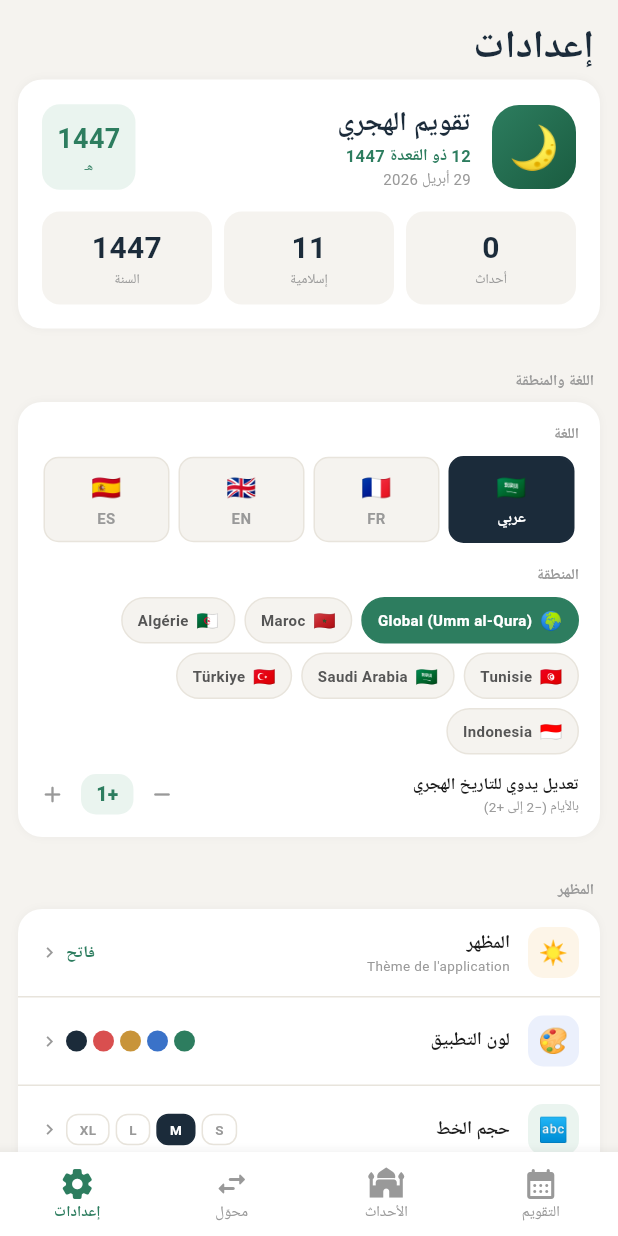
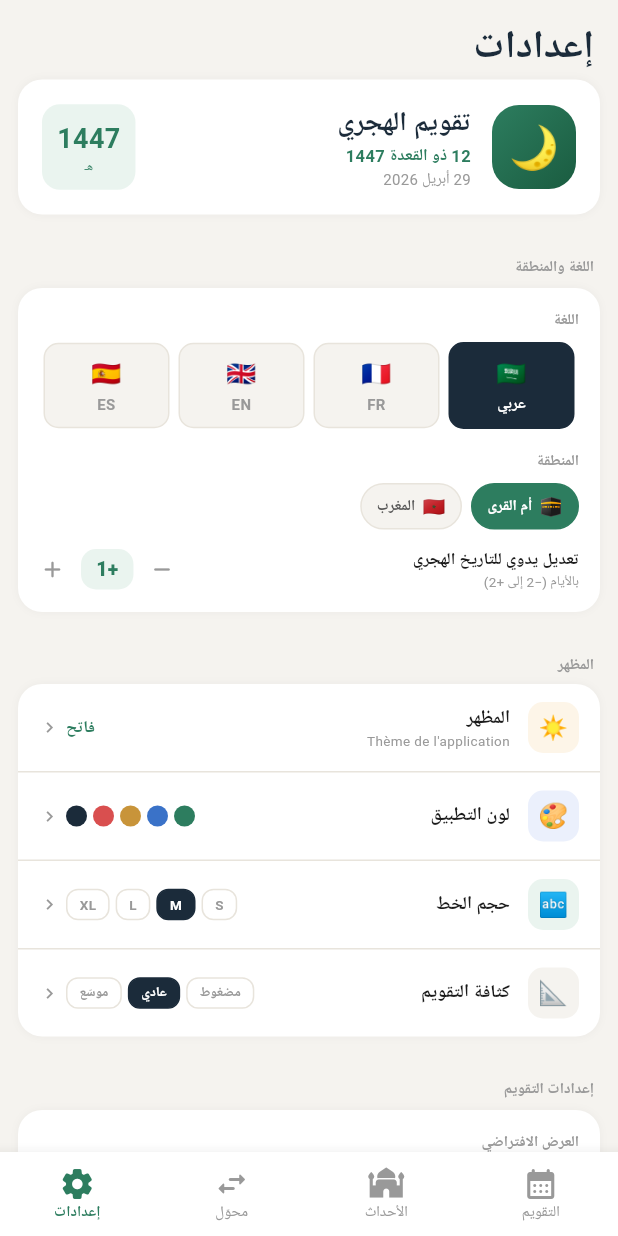
Before and after one commit to ennifimohammed-dotcom/hijri-calandar-8, a Flutter app: the HomeScreen screen opened directly, item 4 of the bottom bar chosen, after a tap on the "add" icon, on a phone screen of 412 x 824 dp. Run offline on Flutter 3.47's test engine with Material 3 defaults, Android fonts, the phone set to English and light mode, and no system bars; our stand-ins replace file_picker, flutter_local_notifications, google_fonts, share_plus, shared_preferences, timezone; accounts and stored records are empty; Roboto replaces fonts that are missing (Amiri, Cairo).

Commit message:
Wave 1: region persistence, region list, profile, day cell, default view
Bug fix — region not honored on app restart:
  AppProvider.init computed `_today = _todayForRegion()` BEFORE
  `_loadPrefs()` ran, so the persisted region (e.g. Morocco,
  offset +1) was still 'global' (offset 0) at that point and
  today's cell ended up off by one day on the calendar grid.
  Reordered init to load prefs first; today is now computed
  with the right offset from the very first frame.
  CalendarScreen also re-anchors _baseYear/_baseMonth and jumps
  the PageController back to _kBaseIndex when isLoading flips
  false, covering the case where the first build raced ahead of
  init() finishing.

Settings — region list reduced to two:
  Only "Umm al-Qura" and "Morocco" remain in the region picker
  (with localized labels for ar/fr/en/es). The other six were
  dropped per request.

Profile card — three stat boxes (Events / Islamic / Year) removed
  along with the now-unused _StatBox widget.

Monthly view day cell:
  - Today cell gets a slightly larger Hijri number, a soft green
    glow shadow, and rounded radius 14 (instead of 10).
  - Removed the green border outline on the merely-selected (but
    not today) cell — selection is now conveyed by the soft
    greenPale background only.
  - Day numbers go through TextFormat.toWesternDigits to keep
    digits Latin in every locale.

Inline "+" on the events header is now 34×34 (was 26) with a
  green elevation/shadow so it reads clearly next to the date pill.

Bottom padding under the events list dropped from 80 to 8 since
  the FAB is gone, leaving more room for the actual events.

Notification settings: removed the "Volume des notifications"
  slider and the "Écran de verrouillage" row + sheet from the
  user-facing UI per request. The underlying settings stay in
  the model for backward compatibility.

Default view picker is now functional:
  - AppProvider.setViewMode persists to SharedPreferences and
    init() restores it.
  - Settings → Calendar → "Default view" uses a new
    _ViewModePicker that calls provider.setViewMode on tap.
  - CalendarScreen already builds from provider.viewMode, so the
    chosen default is honored on next app start.

https://claude.ai/code/session_01SCt5d3yUWrnPkYMz3QEQc9

```diff
--- a/lib/screens/notification_settings_screen.dart
+++ b/lib/screens/notification_settings_screen.dart
@@ -128,8 +128,6 @@ class _NotificationSettingsScreenState
               const _Divider(),
               _soundRow(p, s, loc),
               const _Divider(),
-              _volumeRow(p, s, loc),
-              const _Divider(),
               _row(
                 title: _t(loc, _Tr.vibrator),
                 trailing: _iosSwitch(
@@ -139,8 +137,6 @@ class _NotificationSettingsScreenState
                   ),
                 ),
               ),
-              const _Divider(),
-              _lockScreenRow(p, s, loc),
             ],
           ),
         ),
--- a/lib/screens/settings_screen.dart
+++ b/lib/screens/settings_screen.dart
@@ -153,7 +153,6 @@ class _ProfileCard extends StatelessWidget {
     final today = HijriDate.now();
     final greg = DateTime.now();
     final loc = p.locale;
-    final enabled = p.islamicEventsEnabled.values.where((v) => v).length;
     final appTitle = loc == 'ar' ? 'تقويم الهجري'
         : loc == 'fr' ? 'Calendrier Hégirien'
         : loc == 'es' ? 'Calendario Hijri'
@@ -203,50 +202,10 @@ class _ProfileCard extends StatelessWidget {
                 ])),
             ],
           ),
-          const SizedBox(height: 14),
-          Row(children: [
-            _StatBox(value: '${p.userEvents.length}',
-              label: loc == 'ar' ? 'أحداث'
-                  : loc == 'fr' ? 'Événements'
-                  : loc == 'es' ? 'Eventos'
-                  : 'Events', isDark: isDark),
-            const SizedBox(width: 8),
-            _StatBox(value: '$enabled',
-              label: loc == 'ar' ? 'إسلامية'
-                  : loc == 'fr' ? 'Islamiques'
-                  : loc == 'es' ? 'Islámicos'
-                  : 'Islamic', isDark: isDark),
-            const SizedBox(width: 8),
-            _StatBox(value: '${today.hYear}',
-              label: loc == 'ar' ? 'السنة'
-                  : loc == 'fr' ? 'Année'
-                  : loc == 'es' ? 'Año'
-                  : 'Year', isDark: isDark),
-          ]),
         ],
       ),
     );
   }
-}
-
-class _StatBox extends StatelessWidget {
-  final String value, label;
-  final bool isDark;
-  const _StatBox({required this.value, required this.label, required this.isDark});
-  @override
-  Widget build(BuildContext context) => Expanded(
-    child: Container(
-      padding: const EdgeInsets.symmetric(vertical: 10),
-      decoration: BoxDecoration(
-        color: isDark ? AppColors.darkBg : AppColors.bg,
-        borderRadius: BorderRadius.circular(12)),
-      child: Column(children: [
-        Text(value, style: GoogleFonts.amiri(fontSize: 20, fontWeight: FontWeight.bold,
-            color: isDark ? AppColors.darkText : AppColors.navy)),
-        Text(label, style: GoogleFonts.cairo(fontSize: 9, color: AppColors.text3)),
-      ]),
-    ),
-  );
 }
 
 // ═══════════════════════════════════════════════════════════
@@ -264,14 +223,32 @@ class _LanguageSection extends StatelessWidget {
       ('ar', '🇸🇦', 'عربي'), ('fr', '🇫🇷', 'FR'),
       ('en', '🇬🇧', 'EN'),   ('es', '🇪🇸', 'ES'),
     ];
-    const regions = [
-      ('global', '🌍', 'Global (Umm al-Qura)'),
-      ('ma', '🇲🇦', 'Maroc'),
-      ('dz', '🇩🇿', 'Algérie'),
-      ('tn', '🇹🇳', 'Tunisie'),
-      ('sa', '🇸🇦', 'Saudi Arabia'),
-      ('tr', '🇹🇷', 'Türkiye'),
-      ('id', '🇮🇩', 'Indonesia'),
+    // Two regions only: Umm al-Qura (the calendrical baseline used
+    // by Saudi Arabia) and Morocco (Ministry of Habous and Islamic
+    // Affairs — typically lags UAQ by one day via local sighting).
+    final regions = [
+      (
+        'global',
+        '🕋',
+        loc == 'ar'
+            ? 'أم القرى'
+            : loc == 'es'
+                ? 'Umm al-Qura'
+                : loc == 'en'
+                    ? 'Umm al-Qura'
+                    : 'Oumm al-Qoura',
+      ),
+      (
+        'ma',
+        '🇲🇦',
+        loc == 'ar'
+            ? 'المغرب'
+            : loc == 'es'
+                ? 'Marruecos'
+                : loc == 'en'
+                    ? 'Morocco'
+                    : 'Maroc',
+      ),
     ];
 
     return Column(
@@ -511,15 +488,16 @@ class _CalendarSectionState extends State<_CalendarSection> {
           child: Column(
             crossAxisAlignment: CrossAxisAlignment.start,
             children: [
-              // Default view
+              // Default view — actually drives provider.viewMode and
+              // is persisted in SharedPreferences.
               Text(loc == 'ar' ? 'العرض الافتراضي'
-                  : loc == 'fr' ? 'Vue par défaut' : 'Default view',
+                  : loc == 'fr' ? 'Vue par défaut'
+                  : loc == 'es' ? 'Vista por defecto'
+                  : 'Default view',
                 style: GoogleFonts.cairo(fontSize: 10, fontWeight: FontWeight.w700,
                     color: AppColors.text3)),
               const SizedBox(height: 8),
-              _ChipRow(
-                options: [p.label('monthly'), p.label('weekly'), p.label('agenda')],
-                selected: p.label('monthly'), isDark: isDark),
+              _ViewModePicker(p: p, isDark: isDark),
               const SizedBox(height: 14),
               Text(loc == 'ar' ? 'إظهار' : loc == 'fr' ? 'Afficher' : 'Show',
                 style: GoogleFonts.cairo(fontSize: 10, fontWeight: FontWeight.w700,
@@ -910,3 +888,49 @@ class _HijriAdjustRow extends StatelessWidget {
     );
   }
 }
+
+// ═══════════════════════════════════════════════════════════
+// Default-view picker (wired to provider.setViewMode)
+// ═══════════════════════════════════════════════════════════
+class _ViewModePicker extends StatelessWidget {
+  final AppProvider p;
+  final bool isDark;
+  const _ViewModePicker({required this.p, required this.isDark});
+
+  @override
+  Widget build(BuildContext context) {
+    final modes = <(CalendarViewMode, String)>[
+      (CalendarViewMode.monthly, p.label('monthly')),
+      (CalendarViewMode.weekly,  p.label('weekly')),
+      (CalendarViewMode.agenda,  p.label('agenda')),
+    ];
+    return Row(
+      mainAxisSize: MainAxisSize.min,
+      children: modes.map((m) {
+        final active = p.viewMode == m.$1;
+        return GestureDetector(
+          onTap: () => p.setViewMode(m.$1),
+          child: AnimatedContainer(
+            duration: const Duration(milliseconds: 150),
+            margin: const EdgeInsets.only(right: 6),
+            padding: const EdgeInsets.symmetric(horizontal: 10, vertical: 5),
+            decoration: BoxDecoration(
+              color: active ? AppColors.green : Colors.transparent,
+              borderRadius: BorderRadius.circular(8),
+              border: Border.all(
+                  color: active ? AppColors.green : AppColors.border),
+            ),
+            child: Text(
+              m.$2,
+              style: GoogleFonts.cairo(
+                fontSize: 11,
+                fontWeight: FontWeight.w700,
+                color: active ? Colors.white : AppColors.text2,
+              ),
+            ),
+          ),
+        );
+      }).toList(),
+    );
+  }
+}
```
Also changed, not shown: lib/providers/app_provider.dart (+20 -3 lines), lib/screens/calendar_screen.dart (+52 -20 lines).
